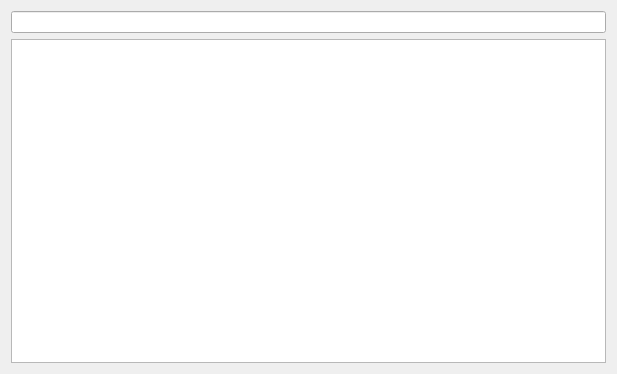
Above: src/gui/widget/BodyWidget/RawBodyTab/RawBodyTabView.ui from bartkessels/GetIt before the change. Below: the same form after it.
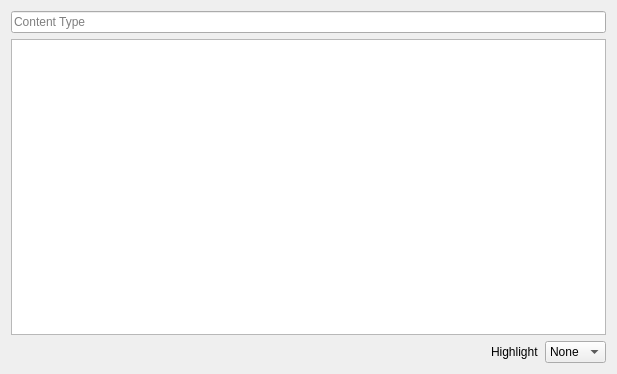
That is the form after the change.

Commit message: Add syntax highlighting to raw request body

What changed in the file:
```diff
--- a/src/gui/widget/BodyWidget/RawBodyTab/RawBodyTabView.ui
+++ b/src/gui/widget/BodyWidget/RawBodyTab/RawBodyTabView.ui
@@ -15,7 +15,11 @@
   </property>
   <layout class="QVBoxLayout" name="verticalLayout">
    <item>
-    <widget class="QLineEdit" name="contentType"/>
+    <widget class="QLineEdit" name="contentType">
+     <property name="placeholderText">
+      <string>Content Type</string>
+     </property>
+    </widget>
    </item>
    <item>
     <widget class="QPlainTextEdit" name="rawBody">
@@ -27,6 +31,49 @@
      </property>
     </widget>
    </item>
+   <item>
+    <layout class="QHBoxLayout" name="horizontalLayout">
+     <item>
+      <spacer name="horizontalSpacer">
+       <property name="orientation">
+        <enum>Qt::Horizontal</enum>
+       </property>
+       <property name="sizeHint" stdset="0">
+        <size>
+         <width>40</width>
+         <height>20</height>
+        </size>
+       </property>
+      </spacer>
+     </item>
+     <item>
+      <widget class="QLabel" name="label">
+       <property name="text">
+        <string>Highlight</string>
+       </property>
+      </widget>
+     </item>
+     <item>
+      <widget class="QComboBox" name="highlighting">
+       <item>
+        <property name="text">
+         <string>None</string>
+        </property>
+       </item>
+       <item>
+        <property name="text">
+         <string>JSON</string>
+        </property>
+       </item>
+       <item>
+        <property name="text">
+         <string>XML</string>
+        </property>
+       </item>
+      </widget>
+     </item>
+    </layout>
+   </item>
   </layout>
  </widget>
  <resources/>
```
The commit also changes 8 other files.
